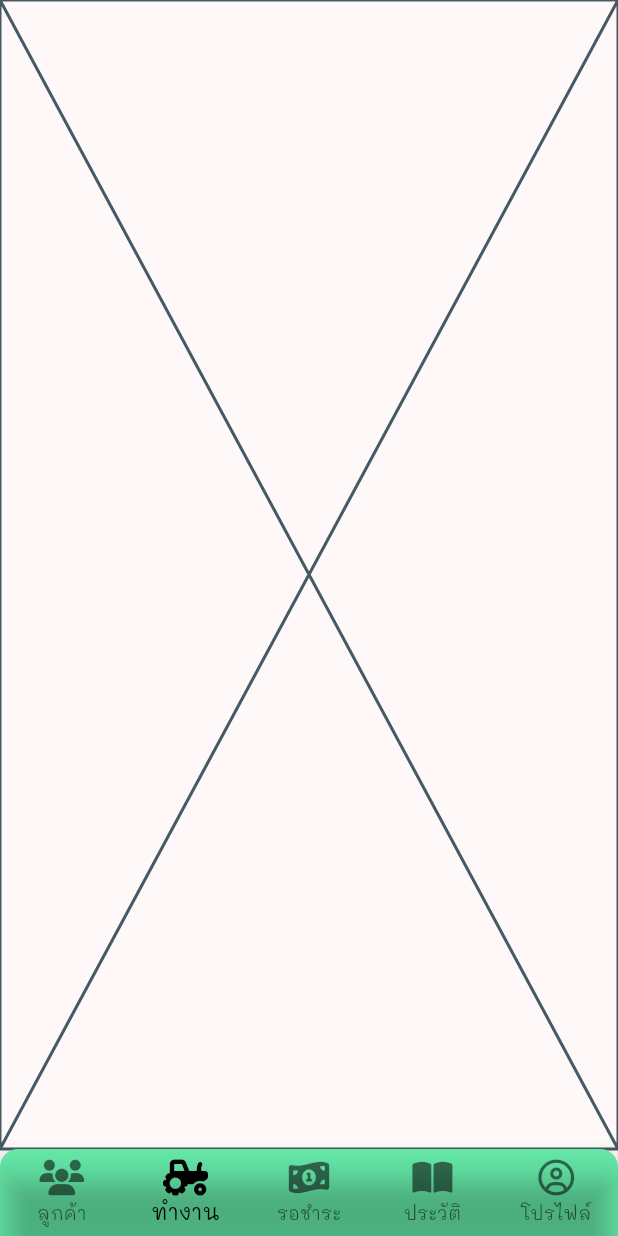
After one commit to supakorn5/Tractor4u_frontend, a Flutter app: the Owner_home screen opened directly, item 2 of the bottom bar chosen, on a phone screen of 412 x 824 dp. The commit adds this screen. Run offline on Flutter 3.47's test engine with Material 3 defaults, Android fonts, the phone set to English and light mode, and no system bars; our stand-ins replace font_awesome_flutter.

Commit message:
makeBottomNavigatorBar
ทำ Tap ข้างล่างให้เปลี่ยนหน้า

```diff
--- /dev/null
+++ b/tracktor4u/lib/Page/Owner/Owner_home.dart
@@ -0,0 +1,80 @@
+import 'package:flutter/material.dart';
+import 'package:font_awesome_flutter/font_awesome_flutter.dart';
+import 'package:myproject/Page/Owner/history/history.dart';
+import 'package:myproject/Page/Owner/pay/Pay.dart';
+import 'package:myproject/Page/Owner/profile/Owner_profile.dart';
+import 'package:myproject/Page/Owner/reserve/Customer_reserve.dart';
+import 'package:myproject/Page/Owner/status/Status_working.dart';
+
+class Owner_home extends StatefulWidget {
+  const Owner_home({super.key});
+
+  @override
+  State<Owner_home> createState() => _Owner_homeState();
+}
+
+class _Owner_homeState extends State<Owner_home> {
+  int _currentitem = 0;
+
+  List<Widget> Page = [
+    const Customer_reserve(),
+    const Status_working(),
+    const Pay(),
+    const History(),
+    const Owner_profile(),
+  ];
+
+  @override
+  Widget build(BuildContext context) {
+    return Scaffold(
+      body: Center(
+        child: Page[_currentitem],
+      ),
+      bottomNavigationBar: Container(
+        decoration: const BoxDecoration(
+          color: Colors.greenAccent,
+          borderRadius: BorderRadius.only(
+            topLeft: Radius.circular(12.0), // Adjust as needed
+            topRight: Radius.circular(12.0), // Adjust as needed
+          ),
+        ),
+        child: BottomNavigationBar(
+          type: BottomNavigationBarType.fixed,
+          backgroundColor: Colors
+              .transparent, // Set BottomNavigationBar background to be transparent
+          selectedLabelStyle: const TextStyle(fontFamily: "Mali"),
+          unselectedLabelStyle: const TextStyle(fontFamily: "Mali"),
+          selectedItemColor: Colors.black,
+          items: const [
+            BottomNavigationBarItem(
+              icon: FaIcon(FontAwesomeIcons.users),
+              label: "ลูกค้า",
+            ),
+            BottomNavigationBarItem(
+              icon: FaIcon(FontAwesomeIcons.tractor),
+              label: "ทำงาน",
+            ),
+            BottomNavigationBarItem(
+              icon: FaIcon(FontAwesomeIcons.moneyBill1Wave),
+              label: "รอชำระ",
+            ),
+            BottomNavigationBarItem(
+              icon: FaIcon(FontAwesomeIcons.bookOpen),
+              label: "ประวัติ",
+            ),
+            BottomNavigationBarItem(
+              icon: FaIcon(FontAwesomeIcons.circleUser),
+              label: "โปรไฟล์",
+            ),
+          ],
+          onTap: (value) {
+            setState(() {
+              _currentitem = value;
+            });
+          },
+          currentIndex: _currentitem,
+        ),
+      ),
+    );
+  }
+}
--- /dev/null
+++ b/tracktor4u/lib/Page/Owner/status/Status_working.dart
@@ -0,0 +1,15 @@
+import 'package:flutter/material.dart';
+
+class Status_working extends StatefulWidget {
+  const Status_working({super.key});
+
+  @override
+  State<Status_working> createState() => _Status_workingState();
+}
+
+class _Status_workingState extends State<Status_working> {
+  @override
+  Widget build(BuildContext context) {
+    return const Placeholder();
+  }
+}
--- a/tracktor4u/lib/Page/Wellcom/Login_Page.dart
+++ b/tracktor4u/lib/Page/Wellcom/Login_Page.dart
@@ -1,6 +1,7 @@
 import 'dart:ui';
 import 'package:flutter/material.dart';
-import 'package:myproject/Page/Owner/Customer_reserve.dart';
+import 'package:myproject/Page/Owner/Owner_home.dart';
+import 'package:myproject/Page/Owner/reserve/Customer_reserve.dart';
 import 'package:myproject/Page/Wellcom/Register_Page.dart';
 import 'package:font_awesome_flutter/font_awesome_flutter.dart';
 
@@ -114,7 +115,7 @@ class _LoginState extends State<Login> {
                           const Color.fromARGB(255, 202, 238, 195)),
                   onPressed: () {
                     Navigator.of(context).pushReplacement(MaterialPageRoute(
-                        builder: (context) => const Customer_reserve()));
+                        builder: (context) => const Owner_home()));
                   },
                   child: const Text(
                     "เข้าสู่ระบบ",
--- a/tracktor4u/lib/Page/Wellcom/Register_Page.dart
+++ b/tracktor4u/lib/Page/Wellcom/Register_Page.dart
@@ -15,7 +15,7 @@ class _Register_PageState extends State<Register_Page> {
   Widget build(BuildContext context) {
     return Scaffold(
       body: Container(
-        color: const Color.fromARGB(255, 200, 200, 200),
+        color: const Color.fromARGB(255, 255, 255, 255),
         child: Center(
           child: Column(
             children: [
--- a/tracktor4u/lib/Widget/Card_customer_reservr.dart
+++ b/tracktor4u/lib/Widget/Card_customer_reservr.dart
@@ -22,7 +22,9 @@ class _CardCustomerReserveState extends State<CardCustomerReserve> {
       child: Padding(
         padding: const EdgeInsets.all(14.0),
         child: GestureDetector(
-          onTap: () {},
+          onTap: () {
+            print(name);
+          },
           child: Container(
             width: 300,
             height: 100,
--- a/tracktor4u/lib/main.dart
+++ b/tracktor4u/lib/main.dart
@@ -15,7 +15,8 @@ class MyApp extends StatelessWidget {
       debugShowCheckedModeBanner: false,
       title: 'Flutter Demo',
       theme: ThemeData(
-        colorScheme: ColorScheme.fromSeed(seedColor: Colors.deepPurple),
+        colorScheme:
+            ColorScheme.fromSeed(seedColor: const Color.fromARGB(255, 0, 0, 0)),
         useMaterial3: true,
       ),
       home: const Wellcom_Page(),
--- a/tracktor4u/pubspec.yaml
+++ b/tracktor4u/pubspec.yaml
@@ -78,13 +78,13 @@ flutter:
   fonts:
     - family: Mali
       fonts:
-        - asset: Fonts//Mali-Regular.ttf
+        - asset: Fonts/Mali-Regular.ttf
     - family: Kanit
       fonts:
-        - asset: Fonts//Kanit-Regular.ttf
+        - asset: Fonts/Kanit-Regular.ttf
     - family: Itim
       fonts:
-        - asset: Fonts//Itim-Regular.ttf
+        - asset: Fonts/Itim-Regular.ttf
   #       - asset: fonts/TrajanPro_Bold.ttf
   #         weight: 700
   #
```
Also changed, not shown: tracktor4u/lib/Page/Owner/history/history.dart (added, +15 -0 lines), tracktor4u/lib/Page/Owner/pay/Pay.dart (added, +15 -0 lines), tracktor4u/lib/Page/Owner/profile/Owner_profile.dart (added, +15 -0 lines), tracktor4u/lib/Page/Owner/reserve/Customer_reserve.dart (renamed from tracktor4u/lib/Page/Owner/Customer_reserve.dart).
